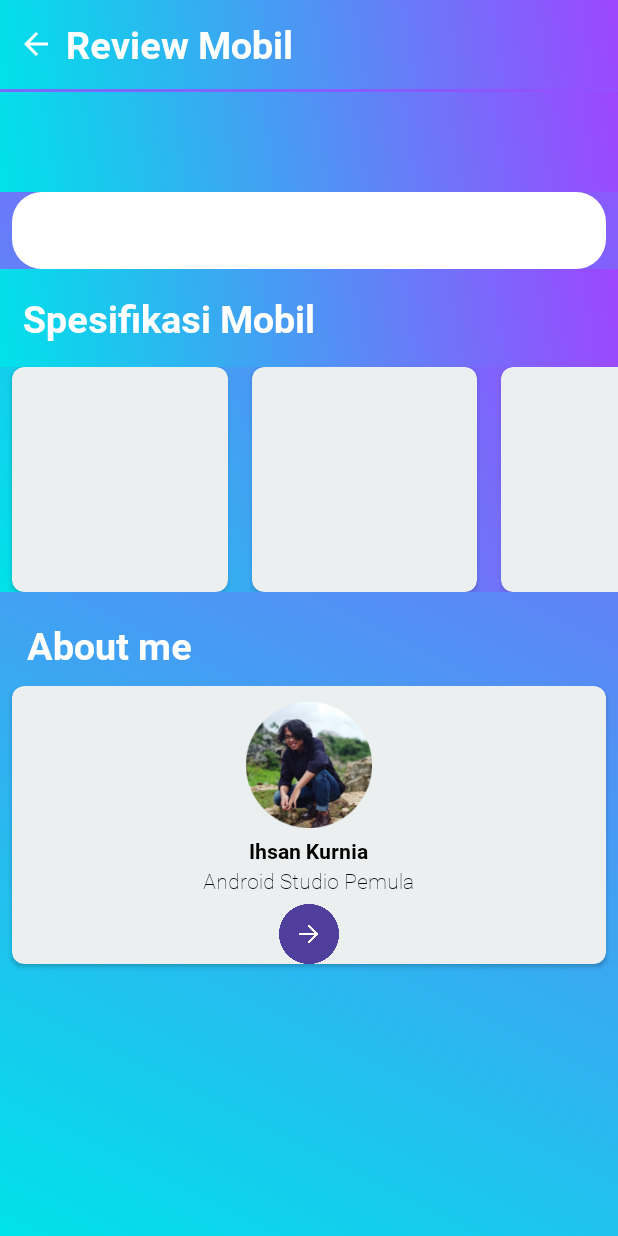
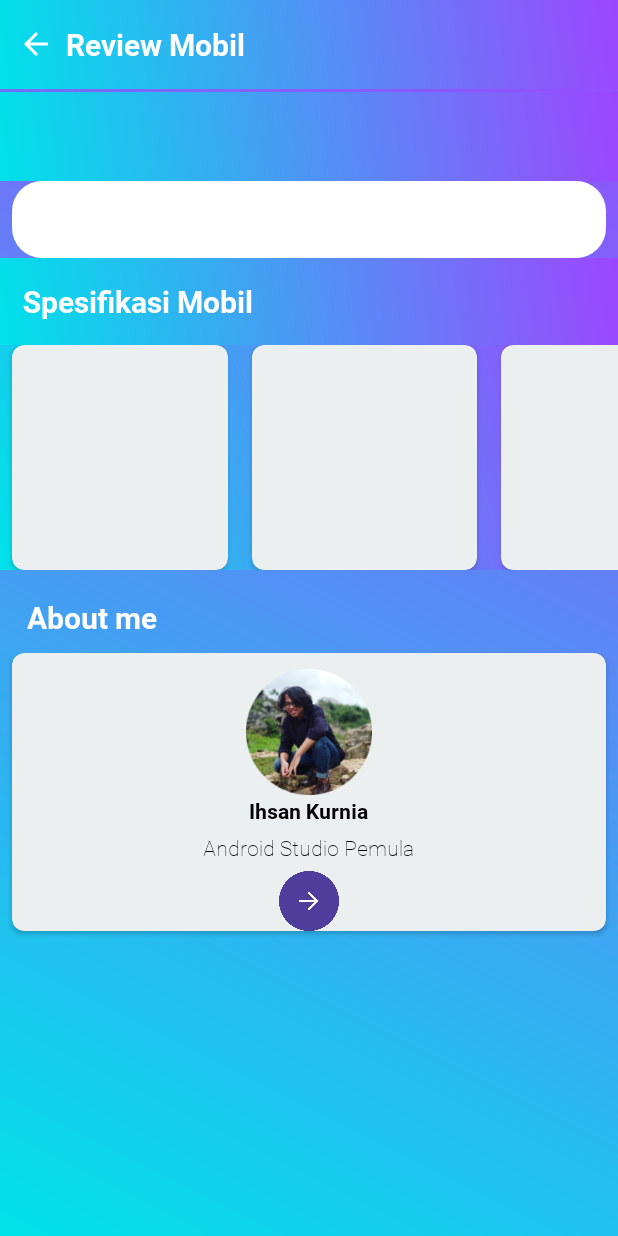
Before and after one commit to IhsanKurnia/GearBoxShop, an Android app: the DetailMobilActivity screen opened directly, with no data from a screen before it, on a phone screen of 412 x 824 dp. Run offline under Robolectric (Android 15) with nearby library versions, the phone set to English and light mode, and no system bars; plain views replace JustifiedTextView.

Commit message:
Perubahan activity_detail.xml (Perubahan Pada textsize tittle 20 dp) --next content detail

```diff
--- a/app/src/main/res/layout/activity_detail.xml
+++ b/app/src/main/res/layout/activity_detail.xml
@@ -31,7 +31,7 @@
             android:fontFamily="@font/roboto_bold"
             android:text="Review Mobil"
             android:textColor="#fff"
-            android:textSize="25sp" />
+            android:textSize="20sp" />
     </LinearLayout>
     <!--Navigasi-->
 
@@ -67,7 +67,7 @@
                 android:padding="16dp"
                 android:text="Nama Mobil"
                 android:textColor="#fff"
-                android:textSize="25sp" />
+                android:textSize="20sp" />
             <!--content Title-->
 
             <!--Content Detail-->
@@ -75,16 +75,17 @@
                 android:id="@+id/tv_detail"
                 android:layout_width="match_parent"
                 android:layout_height="match_parent"
-                android:background="@drawable/detail"
-                android:justificationMode="inter_word"
-                android:fontFamily="@font/roboto_regular"
-                android:lineSpacingMultiplier="1.5"
                 android:layout_marginStart="8dp"
                 android:layout_marginEnd="8dp"
+                android:background="@drawable/detail"
+                android:fontFamily="@font/roboto_regular"
+                android:justificationMode="inter_word"
+                android:lineSpacingMultiplier="1.5"
                 android:padding="16dp"
                 android:paddingBottom="8dp"
                 android:text="@string/detail_01"
-                android:textColor="#000" />
+                android:textColor="#000"
+                android:textSize="14dp" />
             <!--Content Detail-->
 
             <!--Content Title Spek-->
@@ -98,7 +99,7 @@
                 android:padding="15dp"
                 android:text="Spesifikasi Mobil"
                 android:textColor="#fff"
-                android:textSize="25sp" />
+                android:textSize="20sp" />
             <!--Content title Spek-->
 
             <!--Scroll Horizontal-->
@@ -182,12 +183,12 @@
                         android:layout_marginStart="8dp"
                         android:layout_marginEnd="8dp"
                         android:fontFamily="@font/roboto_regular"
-                        app:cardBackgroundColor="#EBEFF0"
                         android:lineSpacingMultiplier="1"
                         android:padding="16dp"
                         android:paddingBottom="8dp"
                         android:text="Latihan "
                         android:textColor="#000"
+                        app:cardBackgroundColor="#EBEFF0"
                         app:cardCornerRadius="8dp" />
                 </LinearLayout>
             </HorizontalScrollView>
@@ -201,15 +202,15 @@
                 android:padding="10dp"
                 android:text="About me"
                 android:textColor="#fff"
-                android:textSize="25sp" />
+                android:textSize="20sp" />
 
             <androidx.cardview.widget.CardView
                 android:layout_width="match_parent"
                 android:layout_height="match_parent"
                 android:layout_marginStart="8dp"
                 android:layout_marginEnd="8dp"
+                android:layout_marginBottom="20dp"
                 android:padding="10dp"
-                android:layout_marginBottom="20dp"
                 app:cardBackgroundColor="#EBEFF0"
                 app:cardCornerRadius="8dp">
 
@@ -228,27 +229,27 @@
                     android:layout_gravity="center_horizontal"
                     android:layout_marginTop="90dp"
                     android:fontFamily="@font/roboto_bold"
-                    android:padding="10dp"
+                    android:padding="5dp"
                     android:text="Ihsan Kurnia"
                     android:textColor="#000" />
 
                 <com.codesgood.views.JustifiedTextView
                     android:layout_width="wrap_content"
                     android:layout_height="wrap_content"
+                    android:layout_gravity="center_horizontal"
+                    android:layout_marginTop="120dp"
                     android:fontFamily="@font/roboto_thin"
-                    android:layout_marginTop="120dp"
-                    android:textColor="#000"
-                    android:layout_gravity="center_horizontal"
-                    android:text="@string/quotes"/>
+                    android:text="@string/quotes"
+                    android:textColor="#000" />
 
                 <Button
                     android:id="@+id/btn_ab"
                     android:layout_width="40dp"
                     android:layout_height="40dp"
-                    android:padding="8dp"
+                    android:layout_gravity="center_horizontal"
+                    android:layout_marginTop="145dp"
                     android:background="@drawable/btn_primary_circle"
-                    android:layout_gravity="center_horizontal"
-                    android:layout_marginTop="145dp"/>
+                    android:padding="8dp" />
             </androidx.cardview.widget.CardView>
             <!--End Content Penutup-->
         </LinearLayout>
```
